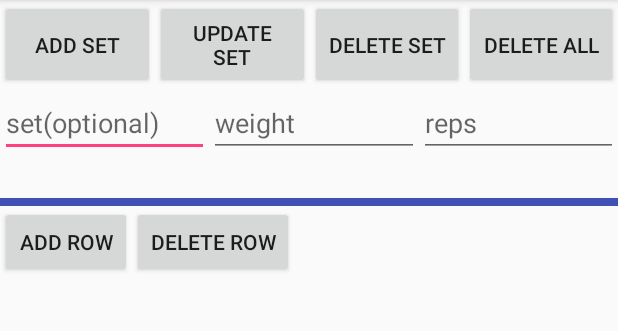
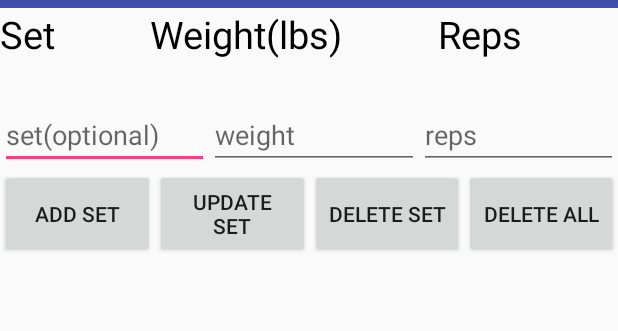
Before and after one commit to ftsai231/Fitness-app, an Android app: the WorkoutPlan_Activity screen opened directly, with no data from a screen before it, after a tap on "ADD SET", on a phone screen of 412 x 824 dp, the part 84-415 px from its top. Run offline under Robolectric (Android 15) with nearby library versions, the phone set to English and light mode, and no system bars.

Commit message:
do the add data, still need for update and delete

```diff
--- a/app/src/main/java/com/example/tsai/fitnesstrack/WorkoutPlan_Activity.java
+++ b/app/src/main/java/com/example/tsai/fitnesstrack/WorkoutPlan_Activity.java
@@ -2,11 +2,11 @@ package com.example.tsai.fitnesstrack;
 
 import android.content.Context;
 import android.database.Cursor;
+import android.graphics.Color;
 import android.os.Bundle;
 import android.support.v7.app.AppCompatActivity;
 import android.view.View;
 import android.widget.Button;
-import android.widget.CheckBox;
 import android.widget.EditText;
 import android.widget.TableLayout;
 import android.widget.TableRow;
@@ -22,10 +22,8 @@ public class WorkoutPlan_Activity extends AppCompatActivity {
     private EditText editSet;
     private EditText editWeight;
     private EditText editReps;
-    private TextView tableSet;
-    private TextView tableWeight;
-    private TextView tableReps;
-    private Button addRowButton;
+
+//    private Button addRowButton;
     private TableLayout tableLayout;
     private Context context = null;
 
@@ -42,30 +40,21 @@ public class WorkoutPlan_Activity extends AppCompatActivity {
         addSetBtn = (Button) findViewById(R.id.add);
         deleteSetBtn = (Button) findViewById(R.id.delete);
         updateSetBtn = (Button) findViewById(R.id.update);
-        tableSet = (TextView) findViewById(R.id.table_Set);
-        tableWeight = (TextView) findViewById(R.id.table_weight);
-        tableReps = (TextView) findViewById(R.id.table_reps);
+//        tableSet = (TextView) findViewById(R.id.table_Set);
+//        tableWeight = (TextView) findViewById(R.id.table_weight);
+//        tableReps = (TextView) findViewById(R.id.table_reps);
 
         context = getApplicationContext();
         tableLayout = (TableLayout)findViewById(R.id.table_layout_table);
-        addRowButton = (Button) findViewById(R.id.table_layout_add_row_button);
+//        addRowButton = (Button) findViewById(R.id.table_layout_add_row_button);
 
         viewDataTable();
         addData();
         updateData();
         deleteData();
-        addTableRow();
-
-
-
-
-
-
-
+//        addTableRow();
 
     }
-
-
 
     public void addData(){
         addSetBtn.setOnClickListener(new View.OnClickListener() {
@@ -85,18 +74,29 @@ public class WorkoutPlan_Activity extends AppCompatActivity {
                 TableRow.LayoutParams layoutParams = new TableRow.LayoutParams(TableRow.LayoutParams.WRAP_CONTENT);
                 tableRow.setLayoutParams(layoutParams);
 
+                TableRow.LayoutParams params = new TableRow.LayoutParams(0, TableRow.LayoutParams.WRAP_CONTENT, 1f);
+
                 TextView tV1 = new TextView(context);
+                tV1.setLayoutParams(params);
                 tV1.setText(editSet.getText().toString());
+                tV1.setTextColor(Color.BLACK);
                 tV1.setTextSize(20);
 
                 tableRow.addView(tV1, 0);
 
                 TextView tV2 = new TextView(context);
+                tV2.setLayoutParams(params);
                 tV2.setText(editWeight.getText().toString());
+                tV2.setTextColor(Color.BLACK);
+                tV2.setTextSize(20);
+
                 tableRow.addView(tV2, 1);
 
                 TextView tV3 = new TextView(context);
+                tV2.setLayoutParams(params);
                 tV3.setText(editReps.getText().toString());
+                tV3.setTextColor(Color.BLACK);
+                tV3.setTextSize(20);
                 tableRow.addView(tV3, 2);
 
                 tableLayout.addView(tableRow);
@@ -140,26 +140,26 @@ public class WorkoutPlan_Activity extends AppCompatActivity {
     }
 
 
-    public void addTableRow(){
-        addRowButton.setOnClickListener(new View.OnClickListener() {
-            @Override
-            public void onClick(View v) {
-                TableRow tableRow = new TableRow(context);
-                TableRow.LayoutParams layoutParams = new TableRow.LayoutParams(TableRow.LayoutParams.WRAP_CONTENT);
-                tableRow.setLayoutParams(layoutParams);
-
-                Button btn = new Button(context);
-                btn.setText("New Row");
-                tableRow.addView(btn, 0);
-
-                CheckBox checkBox = new CheckBox(context);
-                checkBox.setText("Check it");
-                tableRow.addView(checkBox, 1);
-
-                tableLayout.addView(tableRow);
-            }
-        });
-    }
+//    public void addTableRow(){
+//        addRowButton.setOnClickListener(new View.OnClickListener() {
+//            @Override
+//            public void onClick(View v) {
+//                TableRow tableRow = new TableRow(context);
+//                TableRow.LayoutParams layoutParams = new TableRow.LayoutParams(TableRow.LayoutParams.WRAP_CONTENT);
+//                tableRow.setLayoutParams(layoutParams);
+//
+//                Button btn = new Button(context);
+//                btn.setText("New Row");
+//                tableRow.addView(btn, 0);
+//
+//                CheckBox checkBox = new CheckBox(context);
+//                checkBox.setText("Check it");
+//                tableRow.addView(checkBox, 1);
+//
+//                tableLayout.addView(tableRow);
+//            }
+//        });
+//    }
 
     public void viewDataTable(){
         Cursor res = myDb.getAllData();
@@ -170,18 +170,29 @@ public class WorkoutPlan_Activity extends AppCompatActivity {
             TableRow.LayoutParams layoutParams = new TableRow.LayoutParams(TableRow.LayoutParams.WRAP_CONTENT);
             tableRow.setLayoutParams(layoutParams);
 
+            TableRow.LayoutParams params = new TableRow.LayoutParams(0, TableRow.LayoutParams.WRAP_CONTENT, 1f);
+
             TextView tV1 = new TextView(context);
+            tV1.setLayoutParams(params);
             tV1.setText(res.getString(0));
+            tV1.setTextColor(Color.BLACK);
             tV1.setTextSize(20);
 
             tableRow.addView(tV1, 0);
 
             TextView tV2 = new TextView(context);
+            tV2.setLayoutParams(params);
             tV2.setText(res.getString(1));
+            tV2.setTextColor(Color.BLACK);
+            tV2.setTextSize(20);
+
             tableRow.addView(tV2, 1);
 
             TextView tV3 = new TextView(context);
+            tV2.setLayoutParams(params);
             tV3.setText(res.getString(2));
+            tV3.setTextColor(Color.BLACK);
+            tV3.setTextSize(20);
             tableRow.addView(tV3, 2);
 
             tableLayout.addView(tableRow);
--- a/app/src/main/res/layout/workoutplan.xml
+++ b/app/src/main/res/layout/workoutplan.xml
@@ -5,49 +5,67 @@
     android:layout_height="match_parent"
     android:fillViewport="true">
 
+
+
     <LinearLayout
+        android:id="@+id/tableLayoutZone"
         android:layout_width="match_parent"
         android:layout_height="match_parent"
         android:orientation="vertical">
 
+        <TableLayout
+            android:id="@+id/table_layout_table"
+            android:layout_width="wrap_content"
+            android:layout_height="wrap_content"
+            >
+
+            <View
+                android:layout_height="5dp"
+                android:background="@color/colorPrimary" />
+
+            <!-- android:layout_column is used specify table row column, column index start from 0.-->
+            <TableRow
+                android:id="@+id/table_layout_row_3"
+                android:layout_width="wrap_content"
+                android:layout_height="wrap_content" >
+
+                <TextView
+                    android:layout_width="wrap_content"
+                    android:layout_height="wrap_content"
+                    android:layout_weight="1"
+                    android:textColor="#000000"
+                    android:text="Set"
+                    android:textSize="25dp" />
+
+                <TextView
+                    android:layout_width="wrap_content"
+                    android:layout_height="wrap_content"
+                    android:layout_weight="1"
+                    android:textColor="#000000"
+                    android:text="Weight(lbs)"
+                    android:textSize="25dp" />
+
+                <TextView
+                    android:layout_width="wrap_content"
+                    android:layout_height="wrap_content"
+                    android:layout_weight="1"
+                    android:textColor="#000000"
+                    android:text="Reps"
+                    android:textSize="25dp" />
+
+
+                <!--<Button-->
+                <!--android:id="@+id/table_layout_add_row_button"-->
+                <!--android:text="Add Set" />-->
+
+                <!--<Button-->
+                <!--android:id="@+id/table_layout_delete_row_button"-->
+                <!--android:text="Delete Set" />-->
+            </TableRow>
+        </TableLayout>
 
         <LinearLayout
-            android:layout_width="match_parent"
-            android:layout_height="wrap_content"
-            android:orientation="horizontal">
-
-            <Button
-                android:id="@+id/add"
-                android:layout_width="match_parent"
-                android:layout_height="match_parent"
-                android:layout_weight="1"
-                android:text="Add Set" />
-
-            <Button
-                android:id="@+id/update"
-                android:layout_width="match_parent"
-                android:layout_height="match_parent"
-                android:layout_weight="1"
-                android:text="Update Set" />
-
-            <Button
-                android:id="@+id/delete"
-                android:layout_width="match_parent"
-                android:layout_height="match_parent"
-                android:layout_weight="1"
-                android:text="Delete Set" />
-
-            <Button
-                android:id="@+id/deleteAll"
-                android:layout_width="match_parent"
-                android:layout_height="match_parent"
-                android:layout_weight="1"
-                android:text="Delete All" />
-
-
-        </LinearLayout>
-
-        <LinearLayout
+            android:id="@+id/button2"
             android:layout_width="match_parent"
             android:layout_height="wrap_content"
             android:orientation="horizontal">
@@ -85,94 +103,50 @@
 
         </LinearLayout>
 
+
         <LinearLayout
+            android:id="@+id/button1"
             android:layout_width="match_parent"
             android:layout_height="wrap_content"
             android:orientation="horizontal">
 
-            <TextView
-                android:id="@+id/table_Set"
+            <Button
+                android:id="@+id/add"
                 android:layout_width="match_parent"
                 android:layout_height="match_parent"
                 android:layout_weight="1"
-                android:textColor="#000000"
-                android:textSize="20dp" />
+                android:text="Add Set" />
 
-            <TextView
-                android:id="@+id/table_weight"
+            <Button
+                android:id="@+id/update"
                 android:layout_width="match_parent"
                 android:layout_height="match_parent"
                 android:layout_weight="1"
-                android:textColor="#000000"
-                android:textSize="20dp" />
+                android:text="Update Set" />
 
-            <TextView
-                android:id="@+id/table_reps"
+            <Button
+                android:id="@+id/delete"
                 android:layout_width="match_parent"
                 android:layout_height="match_parent"
                 android:layout_weight="1"
-                android:textColor="#000000"
-                android:textSize="20dp" />
+                android:text="Delete Set" />
+
+            <Button
+                android:id="@+id/deleteAll"
+                android:layout_width="match_parent"
+                android:layout_height="match_parent"
+                android:layout_weight="1"
+                android:text="Delete All" />
 
 
         </LinearLayout>
 
 
-        <TableLayout
-            android:id="@+id/table_layout_table"
-            android:layout_width="match_parent"
-            android:layout_height="match_parent" >
-
-            <!-- A button span first 2 columns. -->
-            <!--<TableRow-->
-                <!--android:id="@+id/table_layout_row_1"-->
-                <!--android:layout_width="match_parent"-->
-                <!--android:layout_height="wrap_content">-->
-
-                <!--&lt;!&ndash; android:layout_span configure how many columns to span by this column. &ndash;&gt;-->
-                <!--<Button-->
-                    <!--android:layout_gravity="left"-->
-                    <!--android:layout_span="2"-->
-                    <!--android:text="This column span first two column" />-->
-
-            <!--</TableRow>-->
-
-            <!--&lt;!&ndash; Add three common column in the table row. &ndash;&gt;-->
-            <!--<TableRow-->
-                <!--android:id="@+id/table_layout_row_2"-->
-                <!--android:layout_width="match_parent"-->
-                <!--android:layout_height="wrap_content">-->
-
-                <!--<TextView android:text="User Name:" />-->
-
-                <!--<EditText android:hint="Input user name" />-->
-
-                <!--<Button android:text="Submit" />-->
-
-            <!--</TableRow>-->
-
-            <!-- Add a blue line. -->
-            <View
-                android:layout_height="5dp"
-                android:background="@color/colorPrimary" />
-
-            <!-- android:layout_column is used specify table row column, column index start from 0.-->
-            <TableRow
-                android:id="@+id/table_layout_row_3"
-                android:layout_width="match_parent"
-                android:layout_height="wrap_content">
-
-                <Button
-                    android:id="@+id/table_layout_add_row_button"
-                    android:text="Add Row" />
-
-                <Button
-                    android:id="@+id/table_layout_delete_row_button"
-                    android:text="Delete Row" />
-            </TableRow>
 
 
-        </TableLayout>
+
+
+
 
 
     </LinearLayout>
```
